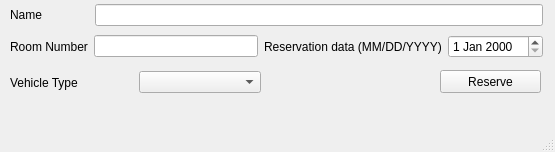
This is View/Receptionist/reservevehicle.ui in hishamyakan/Hotel-Mangement-System as Qt 5 draws it before an edit. The edited form follows.
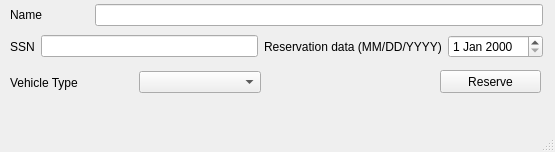
This is the edited form.

Commit message: Room Reservation

```diff
--- a/View/Receptionist/reservevehicle.ui
+++ b/View/Receptionist/reservevehicle.ui
@@ -27,7 +27,7 @@
      <string>Reserve</string>
     </property>
    </widget>
-   <widget class="QWidget" name="">
+   <widget class="QWidget" name="layoutWidget">
     <property name="geometry">
      <rect>
       <x>10</x>
@@ -58,7 +58,7 @@
          <item>
           <widget class="QLabel" name="label_2">
            <property name="text">
-            <string>Room Number</string>
+            <string>SSN</string>
            </property>
           </widget>
          </item>
@@ -85,7 +85,7 @@
      </item>
     </layout>
    </widget>
-   <widget class="QWidget" name="">
+   <widget class="QWidget" name="layoutWidget">
     <property name="geometry">
      <rect>
       <x>10</x>
```
Left out of the diff: 2 changed lines with no effect on the pictures. The commit also changes 23 other files.
